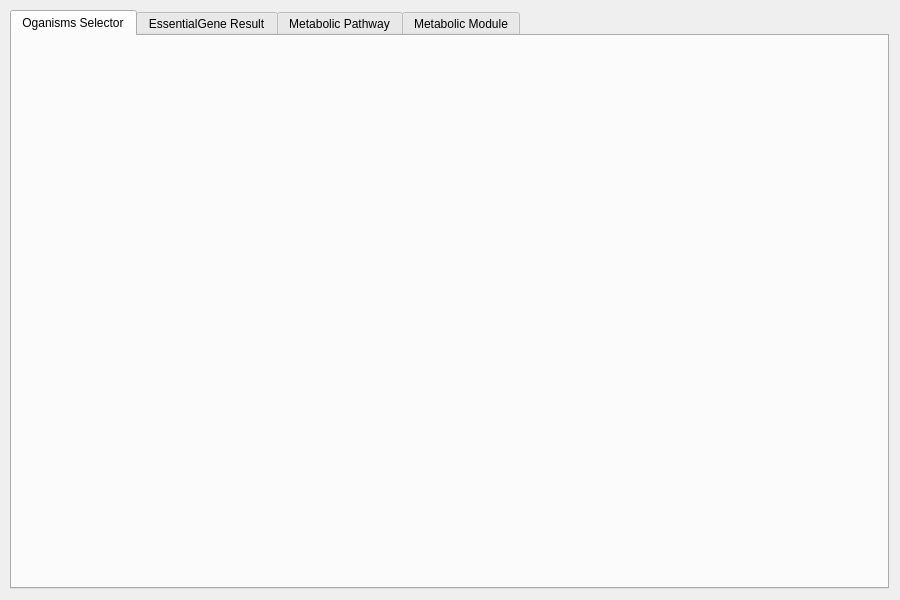
Qt form MiniCell722/mainwidget.ui (uestc-software/MiniCell) before a commit.
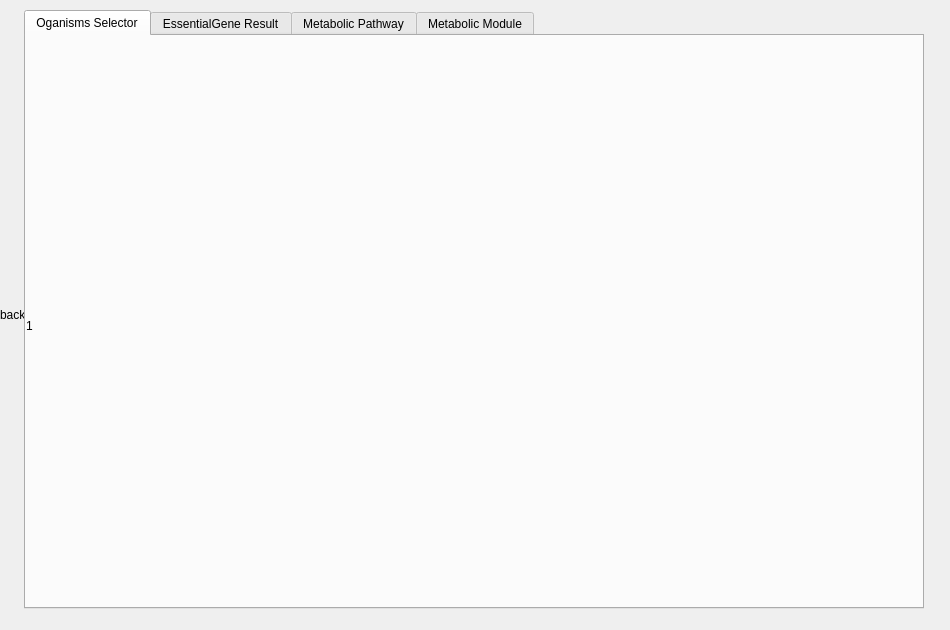
The same form after that commit.

Diff of the .ui file:
```diff
--- a/MiniCell722/mainwidget.ui
+++ b/MiniCell722/mainwidget.ui
@@ -6,23 +6,44 @@
    <rect>
     <x>0</x>
     <y>0</y>
-    <width>900</width>
-    <height>600</height>
+    <width>950</width>
+    <height>630</height>
    </rect>
   </property>
   <property name="windowTitle">
    <string>MainWidget00</string>
   </property>
-  <widget class="QWidget" name="gridLayoutWidget">
+  <property name="styleSheet">
+   <string notr="true"/>
+  </property>
+  <widget class="QWidget" name="gridWidget" native="true">
    <property name="geometry">
     <rect>
-     <x>-1</x>
-     <y>-1</y>
-     <width>901</width>
-     <height>601</height>
+     <x>24</x>
+     <y>10</y>
+     <width>900</width>
+     <height>599</height>
     </rect>
    </property>
+   <property name="styleSheet">
+    <string notr="true"/>
+   </property>
    <layout class="QGridLayout" name="mainUILayout">
+    <property name="leftMargin">
+     <number>0</number>
+    </property>
+    <property name="topMargin">
+     <number>0</number>
+    </property>
+    <property name="rightMargin">
+     <number>0</number>
+    </property>
+    <property name="bottomMargin">
+     <number>0</number>
+    </property>
+    <property name="spacing">
+     <number>0</number>
+    </property>
     <item row="0" column="0">
      <widget class="QTabWidget" name="tabWidget">
       <property name="sizePolicy">
@@ -31,12 +52,21 @@
         <verstretch>0</verstretch>
        </sizepolicy>
       </property>
+      <property name="maximumSize">
+       <size>
+        <width>16777215</width>
+        <height>599</height>
+       </size>
+      </property>
       <property name="baseSize">
        <size>
         <width>0</width>
         <height>0</height>
        </size>
       </property>
+      <property name="styleSheet">
+       <string notr="true"/>
+      </property>
       <property name="tabPosition">
        <enum>QTabWidget::North</enum>
       </property>
@@ -59,6 +89,22 @@
        <attribute name="title">
         <string>Oganisms Selector</string>
        </attribute>
+       <widget class="QLabel" name="lab1">
+        <property name="geometry">
+         <rect>
+          <x>0</x>
+          <y>0</y>
+          <width>900</width>
+          <height>579</height>
+         </rect>
+        </property>
+        <property name="lineWidth">
+         <number>0</number>
+        </property>
+        <property name="text">
+         <string>1</string>
+        </property>
+       </widget>
       </widget>
       <widget class="QWidget" name="tab_result">
        <property name="sizeIncrement">
@@ -88,6 +134,21 @@
     </item>
    </layout>
   </widget>
+  <widget class="QLabel" name="backgound">
+   <property name="geometry">
+    <rect>
+     <x>0</x>
+     <y>0</y>
+     <width>950</width>
+     <height>630</height>
+    </rect>
+   </property>
+   <property name="text">
+    <string>back</string>
+   </property>
+  </widget>
+  <zorder>backgound</zorder>
+  <zorder>gridWidget</zorder>
  </widget>
  <layoutdefault spacing="6" margin="11"/>
  <resources/>
```
Left out of the diff: 13 changed lines with no effect on the pictures.
